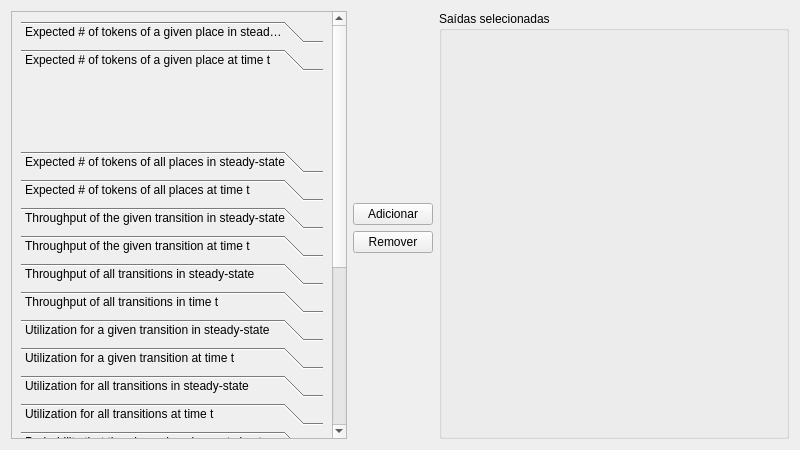
Before: the Qt Designer form SPNPNewGui/parametersform.ui in hackerlank/training_project, drawn with Qt 5.
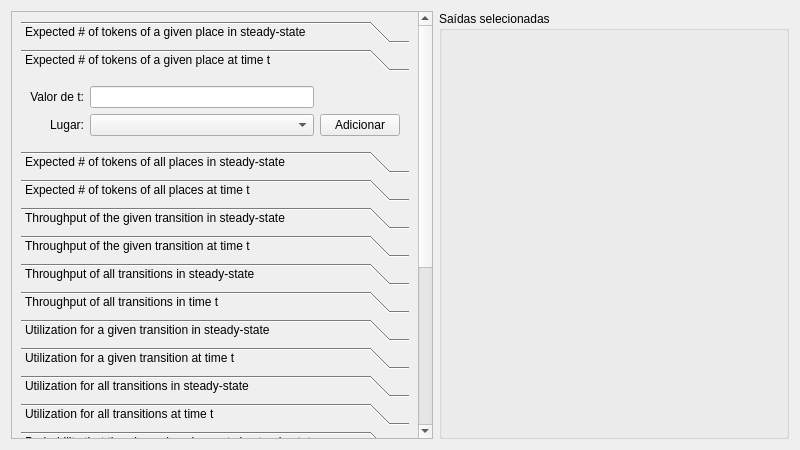
After: the same form once the commit is applied. The open tabs and pages were chosen to show the change.

Commit message:
Parâmetros
em andamento

Patch:
```diff
--- a/SPNPNewGui/parametersform.ui
+++ b/SPNPNewGui/parametersform.ui
@@ -14,7 +14,7 @@
    <string>Form</string>
   </property>
   <layout class="QGridLayout" name="gridLayout">
-   <item row="0" column="0" rowspan="4">
+   <item row="0" column="0">
     <widget class="QScrollArea" name="scrollArea">
      <property name="widgetResizable">
       <bool>true</bool>
@@ -24,7 +24,7 @@
        <rect>
         <x>0</x>
         <y>-251</y>
-        <width>326</width>
+        <width>407</width>
         <height>681</height>
        </rect>
       </property>
@@ -52,13 +52,64 @@
            <rect>
             <x>0</x>
             <y>0</y>
-            <width>308</width>
+            <width>389</width>
             <height>69</height>
            </rect>
           </property>
           <attribute name="label">
            <string>Expected # of tokens of a given place at time t</string>
           </attribute>
+          <attribute name="toolTip">
+           <string>Para usar loop: valor inicial, valor de parada, incremento</string>
+          </attribute>
+          <layout class="QGridLayout" name="gridLayout_3">
+           <item row="0" column="0">
+            <widget class="QLabel" name="label_3">
+             <property name="text">
+              <string>Valor de t:</string>
+             </property>
+             <property name="alignment">
+              <set>Qt::AlignRight|Qt::AlignTrailing|Qt::AlignVCenter</set>
+             </property>
+            </widget>
+           </item>
+           <item row="0" column="1">
+            <widget class="QLineEdit" name="lineEdit"/>
+           </item>
+           <item row="0" column="2">
+            <spacer name="verticalSpacer">
+             <property name="orientation">
+              <enum>Qt::Vertical</enum>
+             </property>
+             <property name="sizeHint" stdset="0">
+              <size>
+               <width>20</width>
+               <height>19</height>
+              </size>
+             </property>
+            </spacer>
+           </item>
+           <item row="1" column="0">
+            <widget class="QLabel" name="label_4">
+             <property name="text">
+              <string>Lugar:</string>
+             </property>
+             <property name="alignment">
+              <set>Qt::AlignRight|Qt::AlignTrailing|Qt::AlignVCenter</set>
+             </property>
+            </widget>
+           </item>
+           <item row="1" column="1">
+            <widget class="QComboBox" name="comboBox_2"/>
+           </item>
+           <item row="1" column="2">
+            <widget class="QPushButton" name="pushButton_2">
+             <property name="text">
+              <string>Adicionar</string>
+             </property>
+            </widget>
+           </item>
+          </layout>
          </widget>
          <widget class="QWidget" name="expected_3">
           <property name="geometry">
@@ -215,19 +266,6 @@
     </widget>
    </item>
    <item row="0" column="1">
-    <spacer name="verticalSpacer">
-     <property name="orientation">
-      <enum>Qt::Vertical</enum>
-     </property>
-     <property name="sizeHint" stdset="0">
-      <size>
-       <width>20</width>
-       <height>181</height>
-      </size>
-     </property>
-    </spacer>
-   </item>
-   <item row="0" column="2" rowspan="4">
     <widget class="QGroupBox" name="groupBox">
      <property name="minimumSize">
       <size>
@@ -240,33 +278,6 @@
      </property>
     </widget>
    </item>
-   <item row="1" column="1">
-    <widget class="QPushButton" name="btAdd">
-     <property name="text">
-      <string>Adicionar</string>
-     </property>
-    </widget>
-   </item>
-   <item row="2" column="1">
-    <widget class="QPushButton" name="bt_remove">
-     <property name="text">
-      <string>Remover</string>
-     </property>
-    </widget>
-   </item>
-   <item row="3" column="1">
-    <spacer name="verticalSpacer_2">
-     <property name="orientation">
-      <enum>Qt::Vertical</enum>
-     </property>
-     <property name="sizeHint" stdset="0">
-      <size>
-       <width>20</width>
-       <height>181</height>
-      </size>
-     </property>
-    </spacer>
-   </item>
   </layout>
  </widget>
  <resources/>
```
Left out of the diff: 302 changed lines with no effect on the pictures.
